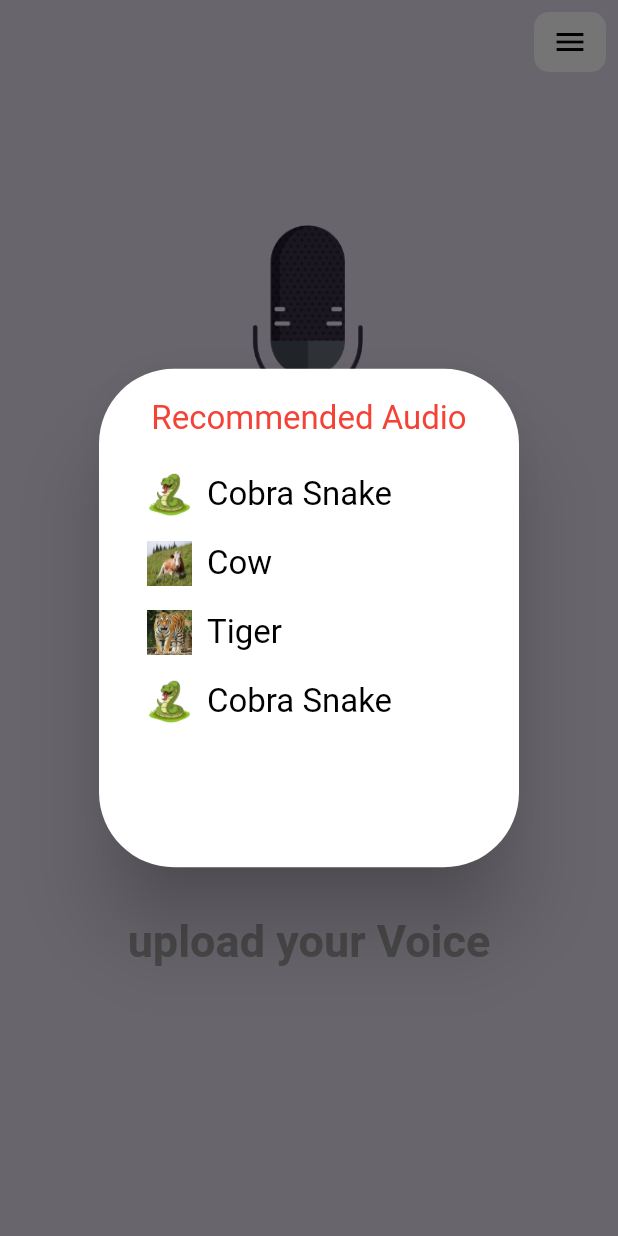
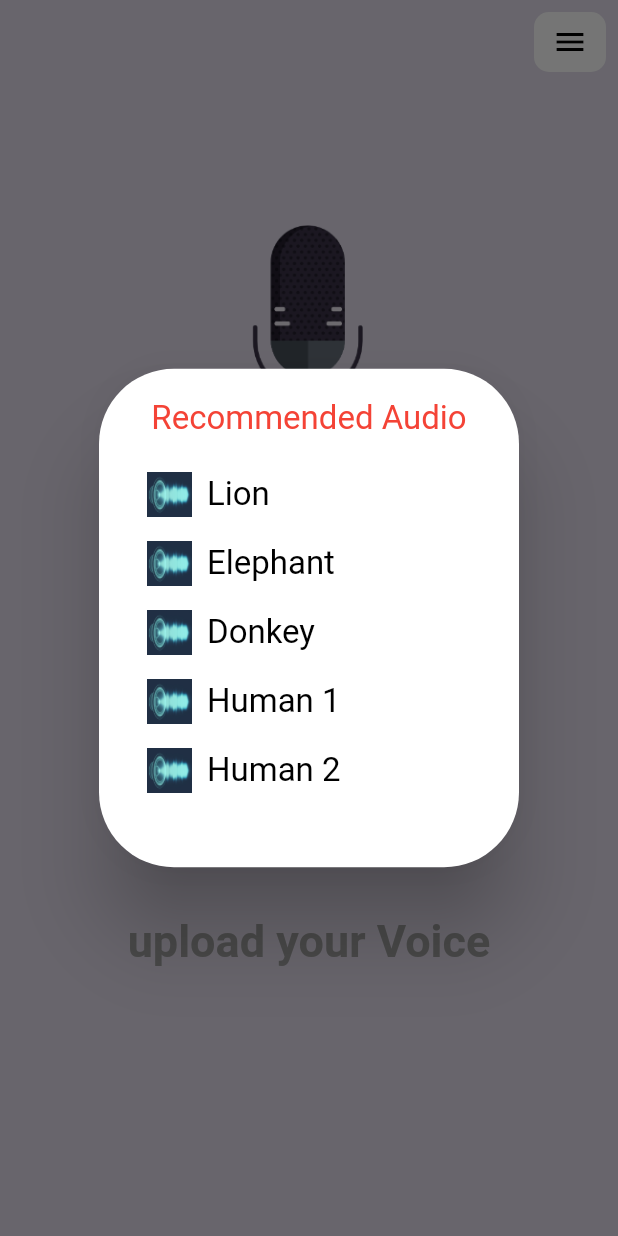
Before and after one commit to Afwra/cattoosa, a Flutter app: the screen it shows after launch, after a tap on the "menu" icon, on a phone screen of 412 x 824 dp. Run offline on Flutter 3.47's test engine with Material 2 defaults, Android fonts, the light colour scheme and no system bars; our stand-ins replace bloc, conditional_builder_null_safety, dio, equatable, file_picker, flutter_bloc and 2 more; missing offline and left inert: record; statements that could not run were skipped.

Commit message:
Added Recommended Audio Implementation

```diff
--- a/lib/Business_Logic/cubit/app_cubit.dart
+++ b/lib/Business_Logic/cubit/app_cubit.dart
@@ -4,6 +4,7 @@ import 'dart:io';
 import 'package:cattoosa/Data/animal_image_model/animal_image_model.dart';
 import 'package:dio/dio.dart';
 import 'package:flutter/foundation.dart';
+import 'package:flutter/services.dart';
 import 'package:http/http.dart' as http;
 import 'package:equatable/equatable.dart';
 import 'package:file_picker/file_picker.dart';
@@ -11,6 +12,7 @@ import 'package:flutter_bloc/flutter_bloc.dart';
 import 'package:http_parser/http_parser.dart';
 import 'package:just_audio/just_audio.dart';
 import 'package:path/path.dart';
+import 'package:path_provider/path_provider.dart';
 import 'package:permission_handler/permission_handler.dart';
 import 'package:record/record.dart';
 import '../../Data/animal_info_model/animal_info_model.dart';
@@ -185,7 +187,14 @@ class AppCubit extends Cubit<AppStates> {
     }
   }
 
-
+//----------------------------------------------------------------------------
+void getLocalAudio({required String path})async{
+  final bytes = await rootBundle.load(path);
+  final buffer = bytes.buffer;
+  final tempFile = await File('${(await getTemporaryDirectory()).path}/$path').create(recursive: true);
+  _audioFile =  await tempFile.writeAsBytes(buffer.asUint8List(bytes.offsetInBytes, bytes.lengthInBytes));
+  _uploadAudio();
+}
 
 
 
--- /dev/null
+++ b/lib/Core/constant/assets.dart
@@ -0,0 +1,2 @@
+
+class AssetsImages {}
--- /dev/null
+++ b/lib/Data/recommended_audio_model/recommended_audio_model.dart
@@ -0,0 +1,29 @@
+class RecommendedAudio {
+  String path;
+  String name;
+
+  RecommendedAudio({required this.path, required this.name});
+}
+
+List<RecommendedAudio> localAudio = [
+  RecommendedAudio(
+    path: 'assets/audio/lion.wav',
+    name: 'Lion',
+  ),
+  RecommendedAudio(
+    path: 'assets/audio/Elephant.wav',
+    name: 'Elephant',
+  ),
+  RecommendedAudio(
+    path: 'assets/audio/donkey.wav',
+    name: 'Donkey',
+  ),
+  RecommendedAudio(
+    path: 'assets/audio/record4.wav',
+    name: 'Human 1',
+  ),
+  RecommendedAudio(
+    path: 'assets/audio/record5.wav',
+    name: 'Human 2',
+  ),
+];
--- a/lib/Presentation/screens/home/home.dart
+++ b/lib/Presentation/screens/home/home.dart
@@ -1,9 +1,9 @@
+import 'package:cattoosa/Presentation/screens/home/widgets/recommended_audio_dialog.dart';
 import 'package:cattoosa/presentation/screens/details/details.dart';
 import 'package:cattoosa/presentation/screens/record_screen/record_screen.dart';
 import 'package:conditional_builder_null_safety/conditional_builder_null_safety.dart';
 import 'package:flutter/material.dart';
 import 'package:flutter_bloc/flutter_bloc.dart';
-
 import '../../../Business_Logic/cubit/app_cubit.dart';
 import '../../../core/constant/colors.dart';
 
@@ -48,105 +48,7 @@ class _HomeScreenState extends State<HomeScreen> {
                           showDialog(
                             context: context,
                             builder: (BuildContext context) {
-                              return AlertDialog(
-                                content: SizedBox(
-                                  height:
-                                      MediaQuery.of(context).size.height * 0.35,
-                                  child: Column(
-                                    children: [
-                                      const Text('Recommended Audio',
-                                          style: TextStyle(
-                                            color: Colors.red,
-                                            fontSize: 22,
-                                          )),
-                                      const SizedBox(height: 15),
-                                      Padding(
-                                        padding: const EdgeInsets.all(8.0),
-                                        child: Row(
-                                          children: [
-                                            SizedBox(
-                                              width: 30,
-                                              height: 30,
-                                              child: Image.asset(
-                                                  "assets/images/Cartoon-green-snake-on-transparent-background-PNG.png",
-                                                  fit: BoxFit.fill),
-                                            ),
-                                            const SizedBox(width: 10),
-                                            const Text('Cobra Snake',
-                                                style: TextStyle(
-                                                  color: Colors.black,
-                                                  fontSize: 22,
-                                                )),
-                                          ],
-                                        ),
-                                      ),
-                                      Padding(
-                                        padding: const EdgeInsets.all(8.0),
-                                        child: Row(
-                                          children: [
-                                            SizedBox(
-                                              width: 30,
-                                              height: 30,
-                                              child: Image.asset(
-                                                  "assets/images/Cow_(Fleckvieh_breed)_Oeschinensee_Slaunger_2009-07-07.jpg",
-                                                  fit: BoxFit.fill),
-                                            ),
-                                            const SizedBox(width: 10),
-                                            const Text('Cow',
-                                                style: TextStyle(
-                                                  color: Colors.black,
-                                                  fontSize: 22,
-                                                )),
-                                          ],
-                                        ),
-                                      ),
-                                      Padding(
-                                        padding: const EdgeInsets.all(8.0),
-                                        child: Row(
-                                          children: [
-                                            SizedBox(
-                                              width: 30,
-                                              height: 30,
-                                              child: Image.asset(
-                                                  "assets/images/amur-tiger-01-01.webp",
-                                                  fit: BoxFit.fill),
-                                            ),
-                                            const SizedBox(width: 10),
-                                            const Text('Tiger',
-                                                style: TextStyle(
-                                                  color: Colors.black,
-                                                  fontSize: 22,
-                                                )),
-                                          ],
-                                        ),
-                                      ),
-                                      Padding(
-                                        padding: const EdgeInsets.all(8.0),
-                                        child: Row(
-                                          children: [
-                                            SizedBox(
-                                              width: 30,
-                                              height: 30,
-                                              child: Image.asset(
-                                                  "assets/images/Cartoon-green-snake-on-transparent-background-PNG.png",
-                                                  fit: BoxFit.fill),
-                                            ),
-                                            const SizedBox(width: 10),
-                                            const Text('Cobra Snake',
-                                                style: TextStyle(
-                                                  color: Colors.black,
-                                                  fontSize: 22,
-                                                )),
-                                          ],
-                                        ),
-                                      )
-                                    ],
-                                  ),
-                                ),
-                                shape: const RoundedRectangleBorder(
-                                    borderRadius:
-                                        BorderRadius.all(Radius.circular(50))),
-                              );
+                              return RecommendedAudioDialog(cubit: cubit);
                             },
                           );
                         }),
--- /dev/null
+++ b/lib/Presentation/screens/home/widgets/recommended_audio_dialog.dart
@@ -0,0 +1,68 @@
+import 'package:cattoosa/Business_Logic/cubit/app_cubit.dart';
+import 'package:cattoosa/Data/recommended_audio_model/recommended_audio_model.dart';
+import 'package:flutter/material.dart';
+
+class RecommendedAudioDialog extends StatelessWidget {
+  AppCubit cubit;
+
+
+  RecommendedAudioDialog({super.key, required this.cubit});
+
+  @override
+  Widget build(BuildContext context) {
+    return AlertDialog(
+      content: SizedBox(
+        height:
+        MediaQuery.of(context).size.height * 0.35,
+        child: Column(
+          children: [
+            const Text('Recommended Audio',
+                style: TextStyle(
+                  color: Colors.red,
+                  fontSize: 22,
+                )),
+            const SizedBox(height: 15),
+            recommendedAudioRow(audioPath: localAudio[0].path, audioName: localAudio[0].name,),
+            recommendedAudioRow(audioPath: localAudio[1].path, audioName: localAudio[1].name,),
+            recommendedAudioRow(audioPath: localAudio[2].path, audioName: localAudio[2].name,),
+            recommendedAudioRow(audioPath: localAudio[3].path, audioName: localAudio[3].name,),
+            recommendedAudioRow(audioPath: localAudio[4].path, audioName: localAudio[4].name,),
+
+          ],
+        ),
+      ),
+      shape: const RoundedRectangleBorder(
+          borderRadius:
+          BorderRadius.all(Radius.circular(50))),
+    );
+  }
+
+
+
+
+  Widget recommendedAudioRow({required String audioPath,required String audioName}) =>Padding(
+    padding: const EdgeInsets.all(8.0),
+    child: InkWell(
+      onTap: (){
+        cubit.getLocalAudio(path: audioPath);
+      },
+      child: Row(
+        children: [
+          SizedBox(
+            width: 30,
+            height: 30,
+            child: Image.asset(
+                "assets/images/local_audio.jpg",
+                fit: BoxFit.fill),
+          ),
+          const SizedBox(width: 10),
+          Text(audioName,
+              style: const TextStyle(
+                color: Colors.black,
+                fontSize: 22,
+              )),
+        ],
+      ),
+    ),
+  );
+}
--- a/lib/cottoosa/core/constant/assets.dart
+++ /dev/null
@@ -1,3 +0,0 @@
-import 'package:flutter/material.dart';
-
-class AssetsImages {}
--- a/pubspec.yaml
+++ b/pubspec.yaml
@@ -42,6 +42,7 @@ dependencies:
   http_parser: ^4.0.2
   just_audio: ^0.9.32
   path: ^1.8.2
+  path_provider: ^2.0.14
   permission_handler: ^10.2.0
   record: ^4.4.4
   shared_preferences: ^2.0.18
@@ -63,6 +64,11 @@ flutter:
 
   # To add assets to your application, add an assets section, like this:
   assets:
+    - assets/audio/donkey.wav
+    - assets/audio/Elephant.wav
+    - assets/audio/lion.wav
+    - assets/audio/record4.wav
+    - assets/audio/record5.wav
     - assets/images/
     # - images/a_dot_ham.jpeg
   # An image asset can refer to one or more resolution-specific "variants", see
```
Also changed, not shown: assets/images/local_audio.jpg (added), lib/Presentation/screens/home/widgets/detailsscreen.dart (deleted), pubspec.lock, 5 other files.
